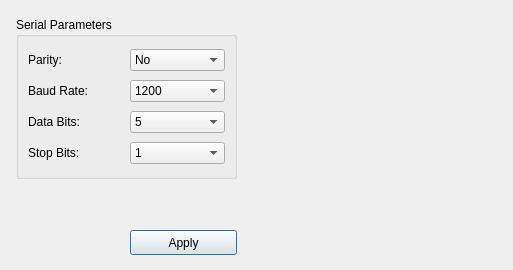
Above: SettingDialog.ui from Nasi-ChildOf-Desert/Modbus-Client-Simulator-For-Linux before the change. Below: the same form after it.
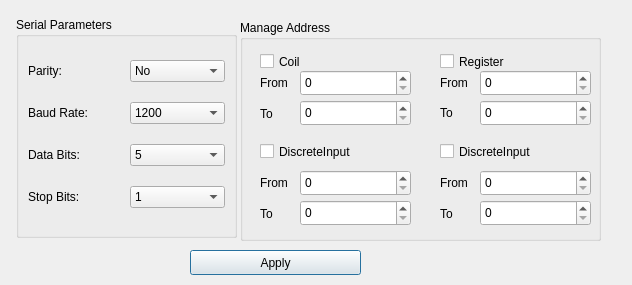
That is the form after the change.

Diff of the .ui file:
```diff
--- a/SettingDialog.ui
+++ b/SettingDialog.ui
@@ -6,20 +6,23 @@
    <rect>
     <x>0</x>
     <y>0</y>
-    <width>513</width>
-    <height>270</height>
+    <width>632</width>
+    <height>285</height>
    </rect>
   </property>
   <property name="windowTitle">
    <string>Dialog</string>
   </property>
+  <property name="styleSheet">
+   <string notr="true"/>
+  </property>
   <widget class="QGroupBox" name="groupBox">
    <property name="geometry">
     <rect>
      <x>16</x>
      <y>17</y>
      <width>221</width>
-     <height>162</height>
+     <height>221</height>
     </rect>
    </property>
    <property name="title">
@@ -175,9 +178,9 @@
   <widget class="QPushButton" name="applyButton">
    <property name="geometry">
     <rect>
-     <x>130</x>
-     <y>230</y>
-     <width>107</width>
+     <x>190</x>
+     <y>250</y>
+     <width>171</width>
      <height>25</height>
     </rect>
    </property>
@@ -185,6 +188,279 @@
     <string>Apply</string>
    </property>
   </widget>
+  <widget class="QGroupBox" name="groupBox_2">
+   <property name="geometry">
+    <rect>
+     <x>240</x>
+     <y>20</y>
+     <width>361</width>
+     <height>221</height>
+    </rect>
+   </property>
+   <property name="title">
+    <string>Manage Address</string>
+   </property>
+   <widget class="QLabel" name="label_9">
+    <property name="geometry">
+     <rect>
+      <x>200</x>
+      <y>80</y>
+      <width>36</width>
+      <height>25</height>
+     </rect>
+    </property>
+    <property name="text">
+     <string>To</string>
+    </property>
+   </widget>
+   <widget class="QLabel" name="label">
+    <property name="geometry">
+     <rect>
+      <x>20</x>
+      <y>50</y>
+      <width>36</width>
+      <height>25</height>
+     </rect>
+    </property>
+    <property name="text">
+     <string>From</string>
+    </property>
+   </widget>
+   <widget class="QCheckBox" name="hasDiscreteInput">
+    <property name="geometry">
+     <rect>
+      <x>20</x>
+      <y>120</y>
+      <width>121</width>
+      <height>23</height>
+     </rect>
+    </property>
+    <property name="text">
+     <string>DiscreteInput</string>
+    </property>
+   </widget>
+   <widget class="QLabel" name="label_8">
+    <property name="geometry">
+     <rect>
+      <x>20</x>
+      <y>150</y>
+      <width>36</width>
+      <height>25</height>
+     </rect>
+    </property>
+    <property name="text">
+     <string>From</string>
+    </property>
+   </widget>
+   <widget class="QLabel" name="label_7">
+    <property name="geometry">
+     <rect>
+      <x>20</x>
+      <y>181</y>
+      <width>36</width>
+      <height>25</height>
+     </rect>
+    </property>
+    <property name="text">
+     <string>To</string>
+    </property>
+   </widget>
+   <widget class="QCheckBox" name="hasRegister">
+    <property name="geometry">
+     <rect>
+      <x>200</x>
+      <y>30</y>
+      <width>92</width>
+      <height>23</height>
+     </rect>
+    </property>
+    <property name="text">
+     <string>Register</string>
+    </property>
+   </widget>
+   <widget class="QCheckBox" name="hasHoldingReg">
+    <property name="geometry">
+     <rect>
+      <x>200</x>
+      <y>120</y>
+      <width>121</width>
+      <height>23</height>
+     </rect>
+    </property>
+    <property name="text">
+     <string>DiscreteInput</string>
+    </property>
+   </widget>
+   <widget class="QLabel" name="label_6">
+    <property name="geometry">
+     <rect>
+      <x>20</x>
+      <y>81</y>
+      <width>36</width>
+      <height>25</height>
+     </rect>
+    </property>
+    <property name="text">
+     <string>To</string>
+    </property>
+   </widget>
+   <widget class="QLabel" name="label_11">
+    <property name="geometry">
+     <rect>
+      <x>200</x>
+      <y>181</y>
+      <width>36</width>
+      <height>25</height>
+     </rect>
+    </property>
+    <property name="text">
+     <string>To</string>
+    </property>
+   </widget>
+   <widget class="QCheckBox" name="hasCoil">
+    <property name="geometry">
+     <rect>
+      <x>20</x>
+      <y>30</y>
+      <width>51</width>
+      <height>23</height>
+     </rect>
+    </property>
+    <property name="text">
+     <string>Coil</string>
+    </property>
+   </widget>
+   <widget class="QLabel" name="label_10">
+    <property name="geometry">
+     <rect>
+      <x>200</x>
+      <y>50</y>
+      <width>36</width>
+      <height>25</height>
+     </rect>
+    </property>
+    <property name="text">
+     <string>From</string>
+    </property>
+   </widget>
+   <widget class="QLabel" name="label_12">
+    <property name="geometry">
+     <rect>
+      <x>200</x>
+      <y>150</y>
+      <width>36</width>
+      <height>25</height>
+     </rect>
+    </property>
+    <property name="text">
+     <string>From</string>
+    </property>
+   </widget>
+   <widget class="QSpinBox" name="coilAddressFrom">
+    <property name="geometry">
+     <rect>
+      <x>60</x>
+      <y>50</y>
+      <width>111</width>
+      <height>26</height>
+     </rect>
+    </property>
+    <property name="maximum">
+     <number>10000</number>
+    </property>
+   </widget>
+   <widget class="QSpinBox" name="coilAddressTo">
+    <property name="geometry">
+     <rect>
+      <x>60</x>
+      <y>80</y>
+      <width>111</width>
+      <height>26</height>
+     </rect>
+    </property>
+    <property name="maximum">
+     <number>10000</number>
+    </property>
+   </widget>
+   <widget class="QSpinBox" name="DiscretecoilAddressFrom">
+    <property name="geometry">
+     <rect>
+      <x>60</x>
+      <y>150</y>
+      <width>111</width>
+      <height>26</height>
+     </rect>
+    </property>
+    <property name="maximum">
+     <number>10000</number>
+    </property>
+   </widget>
+   <widget class="QSpinBox" name="DiscretecoilAddressTo">
+    <property name="geometry">
+     <rect>
+      <x>60</x>
+      <y>180</y>
+      <width>111</width>
+      <height>26</height>
+     </rect>
+    </property>
+    <property name="maximum">
+     <number>10000</number>
+    </property>
+   </widget>
+   <widget class="QSpinBox" name="RegisterAddressFrom">
+    <property name="geometry">
+     <rect>
+      <x>240</x>
+      <y>50</y>
+      <width>111</width>
+      <height>26</height>
+     </rect>
+    </property>
+    <property name="maximum">
+     <number>10000</number>
+    </property>
+   </widget>
+   <widget class="QSpinBox" name="RegisterAddressTo">
+    <property name="geometry">
+     <rect>
+      <x>240</x>
+      <y>80</y>
+      <width>111</width>
+      <height>26</height>
+     </rect>
+    </property>
+    <property name="maximum">
+     <number>10000</number>
+    </property>
+   </widget>
+   <widget class="QSpinBox" name="holdingRegAddressFrom">
+    <property name="geometry">
+     <rect>
+      <x>240</x>
+      <y>150</y>
+      <width>111</width>
+      <height>26</height>
+     </rect>
+    </property>
+    <property name="maximum">
+     <number>10000</number>
+    </property>
+   </widget>
+   <widget class="QSpinBox" name="holdingRegAddressTo">
+    <property name="geometry">
+     <rect>
+      <x>240</x>
+      <y>180</y>
+      <width>111</width>
+      <height>26</height>
+     </rect>
+    </property>
+    <property name="maximum">
+     <number>10000</number>
+    </property>
+   </widget>
+  </widget>
  </widget>
  <resources/>
  <connections/>
```
